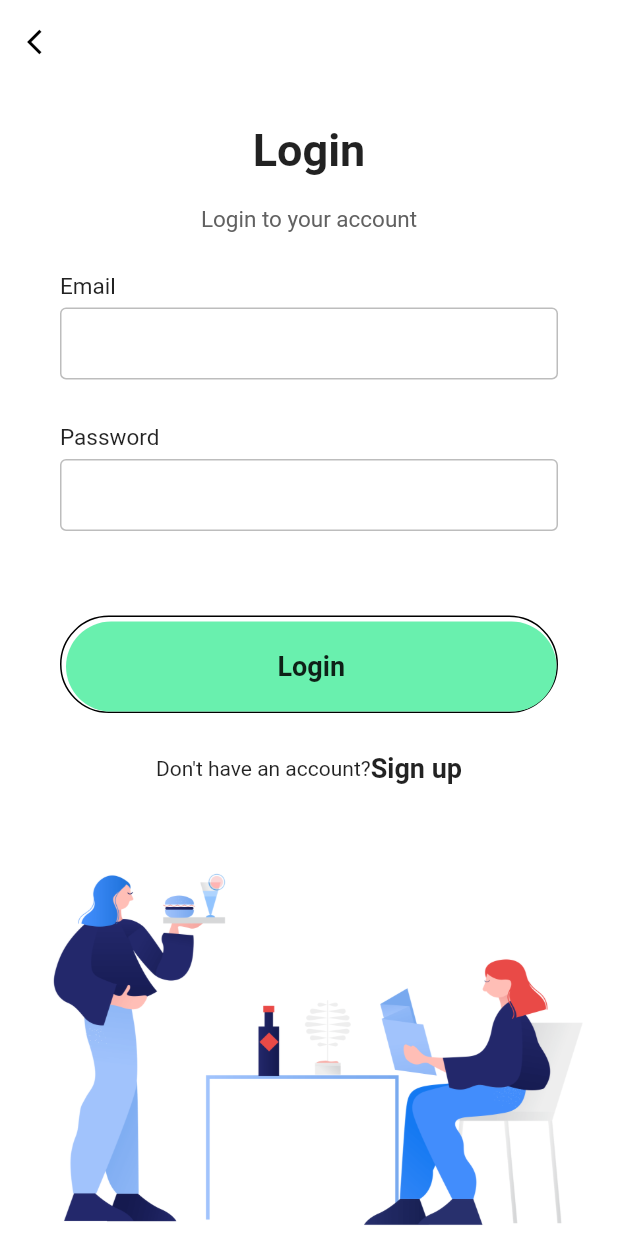
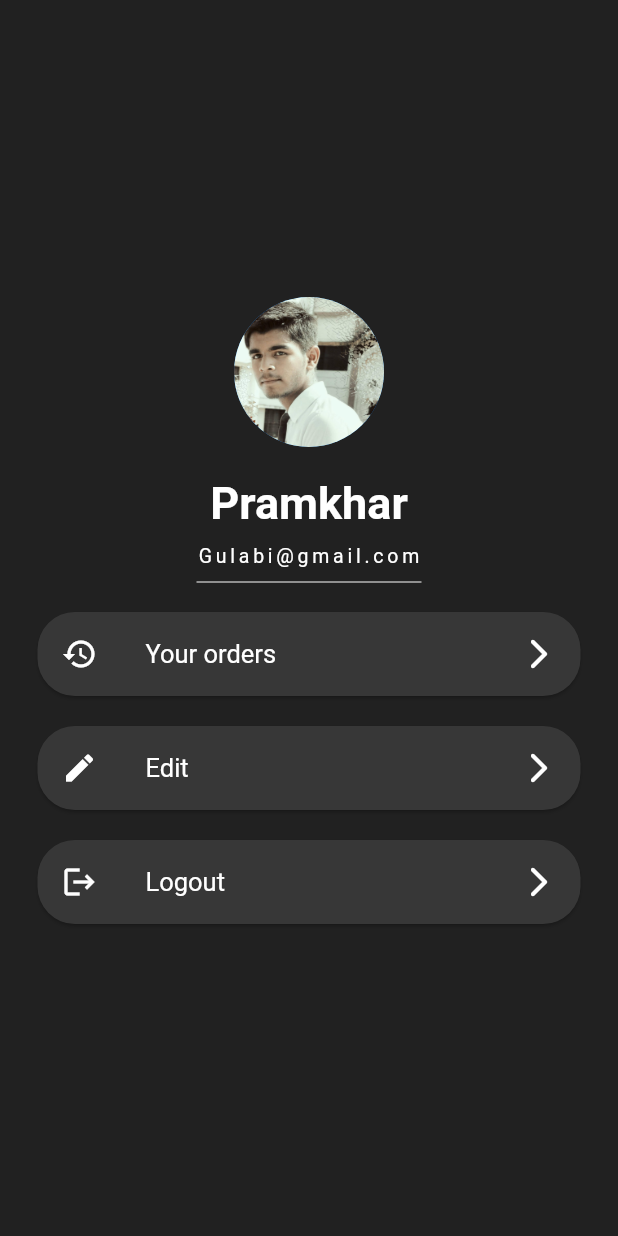
Before and after one commit to nirala96/Food-Ordering-App, a Flutter app: the screen it shows after launch, after a tap on "Login", on a phone screen of 412 x 824 dp. Run offline on Flutter 3.47's test engine with Material 2 defaults, Android fonts, the phone set to English and light mode, and no system bars; our stand-ins replace simple_animations; network calls fail; Roboto replaces fonts that are missing (Pacifico, Source Sans Pro).

Commit message:
added profile page

```diff
--- a/lib/login.dart
+++ b/lib/login.dart
@@ -66,7 +66,9 @@ class LoginPage extends StatelessWidget {
                       child: MaterialButton(
                         minWidth: double.infinity,
                         height: 60,
-                        onPressed: () {},
+                        onPressed: () {
+
+                        },
                         color: Colors.greenAccent,
                         elevation: 0,
                         shape: RoundedRectangleBorder(
--- a/lib/main.dart
+++ b/lib/main.dart
@@ -2,6 +2,7 @@ import 'package:flutter/material.dart';
 import 'package:flutter/widgets.dart';
 import 'package:login_page_day_23/animation/FadeAnimation.dart';
 import 'package:login_page_day_23/login.dart';
+import 'package:login_page_day_23/profile_screen.dart';
 import 'package:login_page_day_23/signup.dart';
 import 'package:http/http.dart' as http;
 import 'dart:async';
@@ -65,7 +66,7 @@ class HomePage extends StatelessWidget {
                     minWidth: double.infinity,
                     height: 60,
                     onPressed: () {
-                      Navigator.push(context, MaterialPageRoute(builder: (context) => LoginPage()));
+                      Navigator.push(context, MaterialPageRoute(builder: (context) => ProfileScreen()));
                     },
                     shape: RoundedRectangleBorder(
                       side: BorderSide(
--- /dev/null
+++ b/lib/profile_screen.dart
@@ -0,0 +1,140 @@
+
+import 'package:flutter/material.dart';
+
+class ProfileScreen extends StatelessWidget {
+  @override
+  Widget build(BuildContext context) {
+    return MaterialApp(
+      home: Scaffold(
+        backgroundColor: Color(0xff212121),
+        body: SafeArea(
+            child: Column(
+              mainAxisAlignment: MainAxisAlignment.center,
+              children: <Widget>[
+                CircleAvatar(
+                  radius: 50.0,
+                  backgroundImage: AssetImage('assets/prakhar.jpg'),
+                ),
+                SizedBox(
+                  height: 20.0,
+                  width: 150.0,
+//                  child: Divider(
+//                    color: Colors.white,
+//                  ),
+                ),
+                Text(
+                  'Pramkhar',
+                  style: TextStyle(
+                    fontFamily: 'Pacifico',
+                    fontSize: 30.0,
+                    color: Colors.white,
+                    fontWeight: FontWeight.bold,
+                  ),
+                ),
+                SizedBox(
+                  height: 10.0,
+                  width: 150.0,
+//                  child: Divider(
+//                    color: Colors.white,
+//                  ),
+                ),
+                Text(
+                  'Gulabi@gmail.com',
+                  style: TextStyle(
+                    fontFamily: 'Source Sans Pro',
+                    color: Colors.white,
+                    fontSize: 13.0,
+                    letterSpacing: 2.5,
+                    //fontWeight: FontWeight.bold,
+                  ),
+                ),
+                SizedBox(
+                  height: 20.0,
+                  width: 150.0,
+                  child: Divider(
+                    color: Colors.white,
+                  ),
+                ),
+                Card(
+
+                  shape: RoundedRectangleBorder(
+                    borderRadius: BorderRadius.circular(25.0),
+                  ),
+
+                  color: Color(0xff373737),
+
+                  margin: EdgeInsets.symmetric(vertical: 10.0, horizontal: 25.0),
+                  child: ListTile(
+                    leading: Icon(
+                      Icons.history,
+                      color: Colors.white,
+                    ),
+                    title: Text(
+                      'Your orders',
+                      style: TextStyle(
+                        color: Colors.white,
+                        fontFamily: 'Source Sans Pro',
+                        fontSize: 17.0,
+                      ),
+                    ),
+                    trailing: Icon(
+                      Icons.arrow_forward_ios_rounded,
+                      color: Colors.white,
+                    ),
+                  ),
+                ),
+
+                Card(
+                    color: Color(0xff373737),
+                    shape: RoundedRectangleBorder(
+                      borderRadius: BorderRadius.circular(25.0),
+                    ),
+                    margin: EdgeInsets.symmetric(vertical: 10.0, horizontal: 25.0),
+                    child: ListTile(
+                      leading: Icon(
+                        Icons.edit,
+                        color: Colors.white,
+                      ),
+                      title: Text(
+                        'Edit',
+                        style: TextStyle(
+                            fontSize: 17.0,
+                            color: Colors.white,
+                            fontFamily: 'Source Sans Pro'),
+                      ),
+                      trailing: Icon(
+                        Icons.arrow_forward_ios_rounded,
+                        color: Colors.white,
+                      ),
+                    )),
+                Card(
+                  color: Color(0xff373737),
+                  shape: RoundedRectangleBorder(
+                    borderRadius: BorderRadius.circular(25.0),
+                  ),
+                  margin: EdgeInsets.symmetric(vertical: 10.0, horizontal: 25.0),
+                  child: ListTile(
+                    leading: Icon(
+                      Icons.logout,
+                      color: Colors.white,
+                    ),
+                    title: Text(
+                      'Logout',
+                      style: TextStyle(
+                        color: Colors.white,
+                        fontFamily: 'Source Sans Pro',
+                        fontSize: 17.0,
+                      ),
+                    ),
+                    trailing: Icon(
+                      Icons.arrow_forward_ios_rounded,
+                      color: Colors.white,
+                    ),
+                  ),
+                ),
+              ],
+            )),
+      ),
+    );
+  }
+}
--- a/pubspec.yaml
+++ b/pubspec.yaml
@@ -24,6 +24,7 @@ dependencies:
   flutter:
     sdk: flutter
   simple_animations: ^1.3.3
+
 
 
 
```
Also changed, not shown: assets/nirala.jpeg (added), assets/prakhar.jpg (added), assets/profile_pic.png (added).
